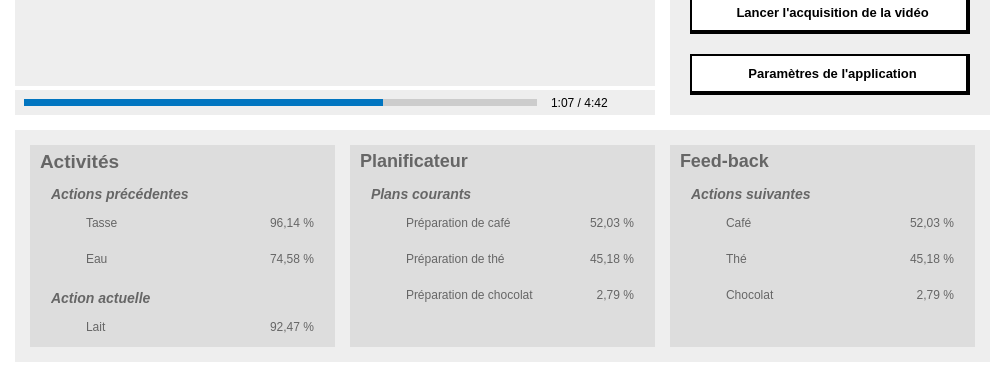
Old version of the form src/fenetreprincipale.ui in the repository MathGravel/ImageRec; both pictures show x 0 to 1005 and y 289 to 665 of the 1005 by 665 pixel window.
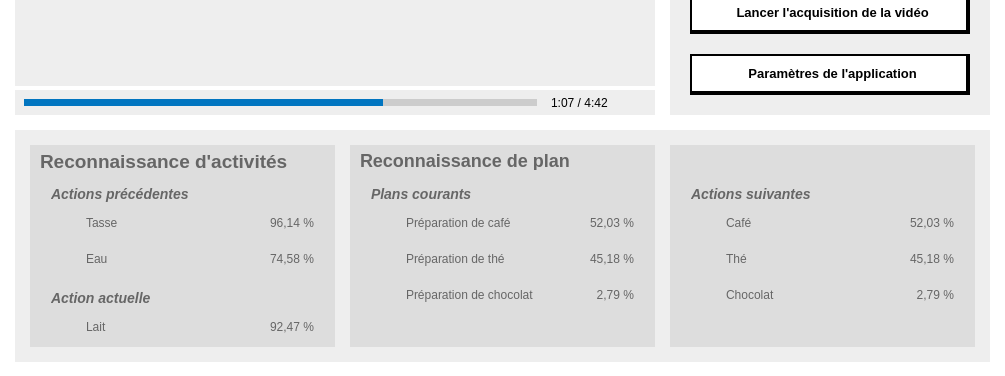
New version of the form. Icons and pictures are not drawn. Custom widgets are drawn as their Qt base class.

Commit message: Avancement de l'interface graphique

```diff
--- a/src/fenetreprincipale.ui
+++ b/src/fenetreprincipale.ui
@@ -622,7 +622,7 @@
              <string notr="true"/>
             </property>
             <property name="text">
-             <string>Activités</string>
+             <string>Reconnaissance d'activités</string>
             </property>
             <property name="alignment">
              <set>Qt::AlignLeading|Qt::AlignLeft|Qt::AlignTop</set>
@@ -1004,7 +1004,7 @@
 font-weight: bold;</string>
             </property>
             <property name="text">
-             <string>Planificateur</string>
+             <string>Reconnaissance de plan</string>
             </property>
             <property name="alignment">
              <set>Qt::AlignLeading|Qt::AlignLeft|Qt::AlignTop</set>
@@ -1359,7 +1359,7 @@
 font-weight: bold;</string>
             </property>
             <property name="text">
-             <string>Feed-back</string>
+             <string/>
             </property>
             <property name="alignment">
              <set>Qt::AlignLeading|Qt::AlignLeft|Qt::AlignTop</set>
```
Left out of the diff: 2 changed lines with no effect on the pictures. The commit also changes 3 other files.
